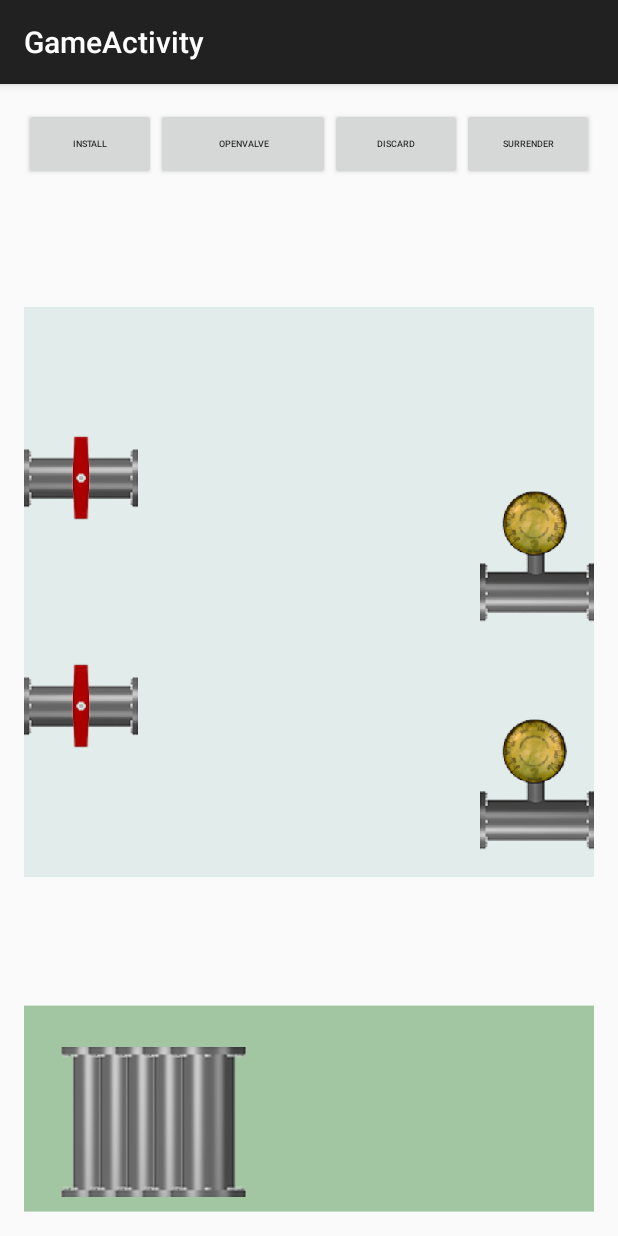
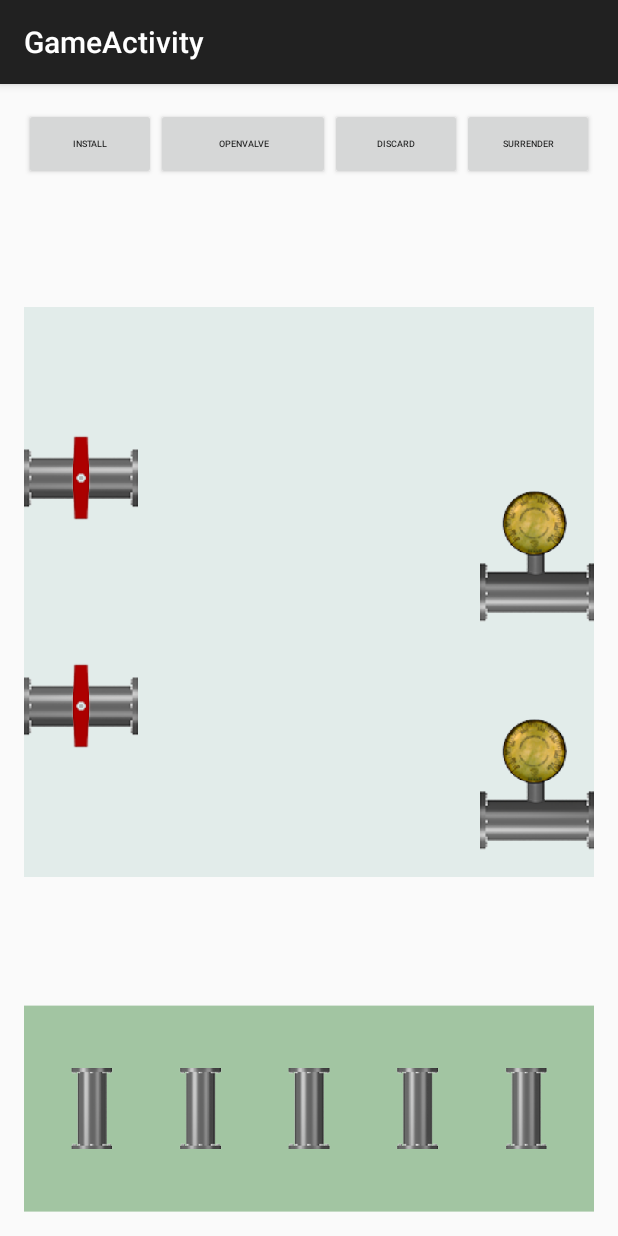
Before and after one commit to Jallal/SteamPunked-Android-game-, an Android app: the screen it shows after launch (GameActivity), after a tap on "START GAME", on a phone screen of 412 x 824 dp. Run offline under Robolectric (Android 15) with nearby library versions, the phone set to English and light mode, and no system bars.

Commit message:
Finished PipeBank draw function

```diff
--- a/app/src/main/java/edu/msu/becketta/steampunked/GameView.java
+++ b/app/src/main/java/edu/msu/becketta/steampunked/GameView.java
@@ -154,7 +154,7 @@ public class GameView extends View {
          */
         canvas.save();
         canvas.translate(bankXOffset, bankYOffset);
-        bank.draw(canvas, bankWidth, bankHeight);
+        bank.draw(canvas, bankWidth, bankHeight, params.blockSize);
         canvas.restore();
     }
 
--- a/app/src/main/java/edu/msu/becketta/steampunked/PipeBank.java
+++ b/app/src/main/java/edu/msu/becketta/steampunked/PipeBank.java
@@ -30,7 +30,7 @@ public class PipeBank implements Serializable {
     /**
      * The context that has the pipe drawables
      */
-    private Context context;
+    private transient Context context;
 
     /**
      * Paint object used to draw the pipe bank rectangle
@@ -46,13 +46,9 @@ public class PipeBank implements Serializable {
 
         bankPaint = new Paint(Paint.ANTI_ALIAS_FLAG);
         bankPaint.setColor(Color.argb(90, 0, 100, 0));  // A semi-transparent green
+    }
 
-        for(int i = 0; i < bankSize; i++) {
-            if(pipes[i] == null) {
-                pipes[i] = getRandomPipe();
-            }
-        }
-    }
+    // TODO: may need to add setter for the context if we need to re-set the context after PipeBank is serialized
 
     /**
      * Generate a random pipe
@@ -82,25 +78,24 @@ public class PipeBank implements Serializable {
      * @param width Width of the pipe bank
      * @param height Height of the pipe bank
      */
-    public void draw(Canvas canvas, float width, float height) {
+    public void draw(Canvas canvas, float width, float height, float blockSize) {
         // Draw the green rectangle as background
         canvas.drawRect(0f, 0f, width, height, bankPaint);
 
         // Draw the pipes
-        float pipeDim;
-        float spacingX = width * .2f;
-        float spacingY = height * .2f;
-        float scale = 1f;
+        float pipeDim, spacingX, spacingY, scale;
         if(width >= height) {   // Draw pipes horizontally
             pipeDim = width / (bankSize + 2);
             spacingX = 2 * pipeDim / (bankSize + 1);
+            scale = pipeDim < height ? pipeDim / blockSize : height / blockSize;
+            spacingY = (height - blockSize*scale) / 2;
             for(int i = 0; i < bankSize; i++) {
                 if(pipes[i] == null) {
                     pipes[i] = getRandomPipe();
                 }
 
                 canvas.save();
-                canvas.translate(spacingX*i, spacingY);
+                canvas.translate(pipeDim*i + spacingX*(i+1) , spacingY);
                 canvas.scale(scale, scale);
                 // Draw the pipe
                 if(pipes[i] != activePipe) {
@@ -112,13 +107,15 @@ public class PipeBank implements Serializable {
         } else {   // Draw pipes vertically
             pipeDim = height / (bankSize + 2);
             spacingY = 2 * pipeDim / (bankSize + 1);
+            scale = pipeDim < width ? pipeDim / blockSize : height / blockSize;
+            spacingX = (width - blockSize*scale) / 2;
             for(int i = 0; i < bankSize; i++) {
                 if(pipes[i] == null) {
                     pipes[i] = getRandomPipe();
                 }
 
                 canvas.save();
-                canvas.translate(spacingX, spacingY*i);
+                canvas.translate(spacingX, pipeDim*i + spacingY*(i+1));
                 canvas.scale(scale, scale);
                 // Draw the pipe
                 if(pipes[i] != activePipe) {
```
